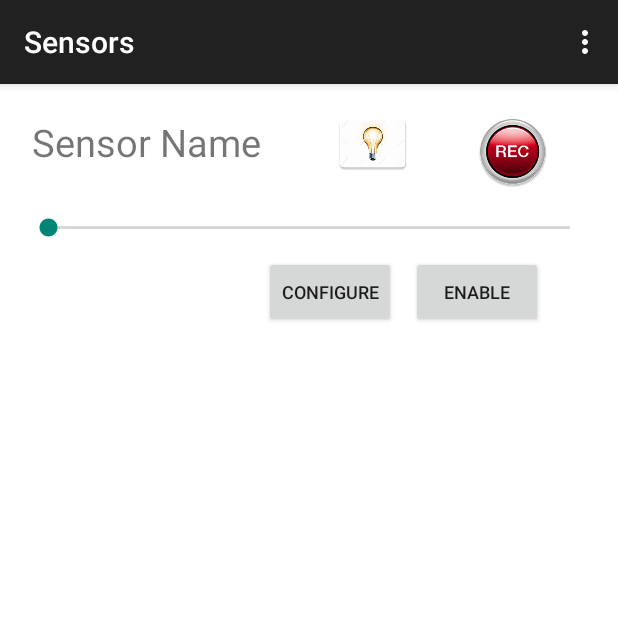
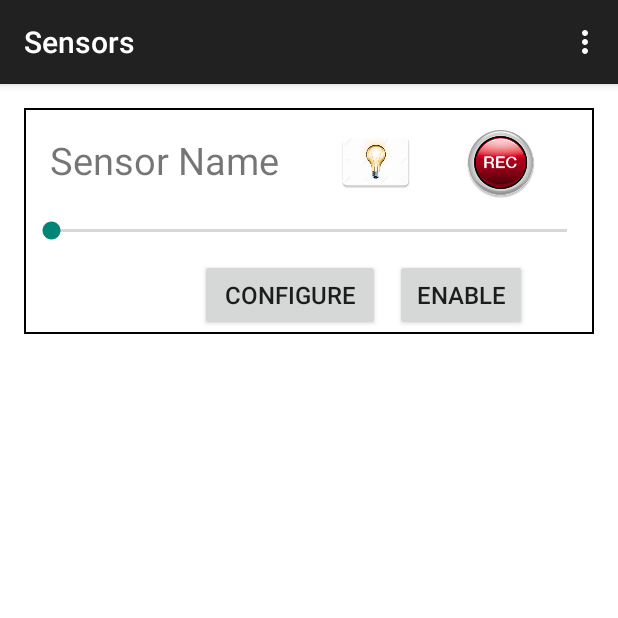
Before and after one commit to Lonswaya/CS307-MailBox-Sensor, an Android app: the MainActivity screen opened directly, with no data from a screen before it, on a phone screen of 412 x 824 dp, the top half of it. Run offline under Robolectric (Android 15) with nearby library versions, the phone set to English and light mode, and no system bars.

Commit message:
UI basics completed
The UI for the App is complete. There might be changes in the future but
for now this is what I am planning to stick with. Now moving to backend
to implement Listeners

```diff
--- a/src/AutoAwareApp/app/src/main/res/layout/activity_main.xml
+++ b/src/AutoAwareApp/app/src/main/res/layout/activity_main.xml
@@ -13,22 +13,29 @@
         android:id="@+id/main_form"
         android:background="#ffffff">
 
-        <RelativeLayout android:id="@+id/sensor_info_form" android:layout_width="match_parent"
-            android:layout_height="wrap_content" android:orientation="vertical">
+        <RelativeLayout android:id="@+id/sensor_info_form"
+            android:layout_width="match_parent"
+            android:layout_height="wrap_content"
+            android:orientation="vertical"
+            android:background="@drawable/edittext_bg"
+            >
 
             <TextView
                 android:id="@+id/sensor_name"
                 android:padding="5dp"
                 android:textSize="25dp"
+                android:layout_marginTop="10dp"
+                android:layout_marginLeft="10dp"
                 android:text="@string/sensor_name"
                 android:layout_width="wrap_content"
                 android:layout_height="wrap_content" />
 
             <ImageView
                 android:id="@+id/sensor_type_image"
+                android:layout_marginTop="10dp"
                 android:layout_width="wrap_content"
                 android:layout_height="wrap_content"
-                android:layout_marginLeft="45dp"
+                android:layout_marginLeft="35dp"
                 android:paddingBottom="5dp"
                 android:layout_toRightOf="@id/sensor_name"
                 android:src="@mipmap/ic_bulb"
@@ -40,7 +47,9 @@
                 android:layout_width="wrap_content"
                 android:layout_height="wrap_content"
                 android:padding="5dp"
-                android:layout_marginLeft="40dp"
+                android:layout_marginTop="5dp"
+                android:layout_marginLeft="30dp"
+                android:layout_marginRight="10dp"
                 android:layout_toRightOf="@id/sensor_type_image"
                 android:src="@mipmap/ic_rec"
                 android:background="#ffffff"
@@ -52,20 +61,20 @@
                 android:layout_width="match_parent"
                 android:layout_height="wrap_content"
                 android:layout_below="@id/sensor_name"
-                android:layout_marginTop="25dp"
+                android:layout_marginTop="15dp"
                 android:clickable="false"
                 />
 
             <Button
                 android:id="@+id/button1"
-                android:layout_width="wrap_content"
+                android:layout_width="120dp"
                 android:layout_height="wrap_content"
                 android:text="@string/button1_string"
-                android:textSize="12dp"
+                android:textSize="16dp"
                 android:padding="5dp"
                 android:layout_below="@id/current_val_bar"
                 android:layout_marginTop="10dp"
-                android:layout_marginLeft="160dp"
+                android:layout_marginLeft="115dp"
                 android:clickable="true"
                 />
 
@@ -74,7 +83,7 @@
                 android:layout_width="wrap_content"
                 android:layout_height="wrap_content"
                 android:text="@string/button2_string"
-                android:textSize="12dp"
+                android:textSize="16dp"
                 android:padding="5dp"
                 android:layout_below="@id/current_val_bar"
                 android:layout_toRightOf="@id/button1"
--- a/src/AutoAwareApp/app/src/main/res/values/strings.xml
+++ b/src/AutoAwareApp/app/src/main/res/values/strings.xml
@@ -6,7 +6,7 @@
     <string name="title_activity_setting">SettingActivity</string>
     <string name="title_activity_settings">SettingsActivity</string>
     <string name="sensor_name">Sensor Name</string>
-    <string name="button1_string">Configure</string>
+    <string name="button1_string"> Configure </string>
     <string name="button2_string">Enable</string>
     <string name="sensor_name_hint">New Sensor</string>
     <string name="action_settings">Settings</string>
@@ -23,4 +23,6 @@
     <string name="mobile_tag">App</string>
     <string name="mobile_hint">xxx-xxx-xxxx</string>
     <string name="email_hint">abc@email.com</string>
+    <string name="default_string">Default</string>
+    <string name="apply_string">Apply</string>
 </resources>
```
Also changed, not shown: src/AutoAwareApp/app/src/main/res/layout/activity_settings.xml (+24 -0 lines).
